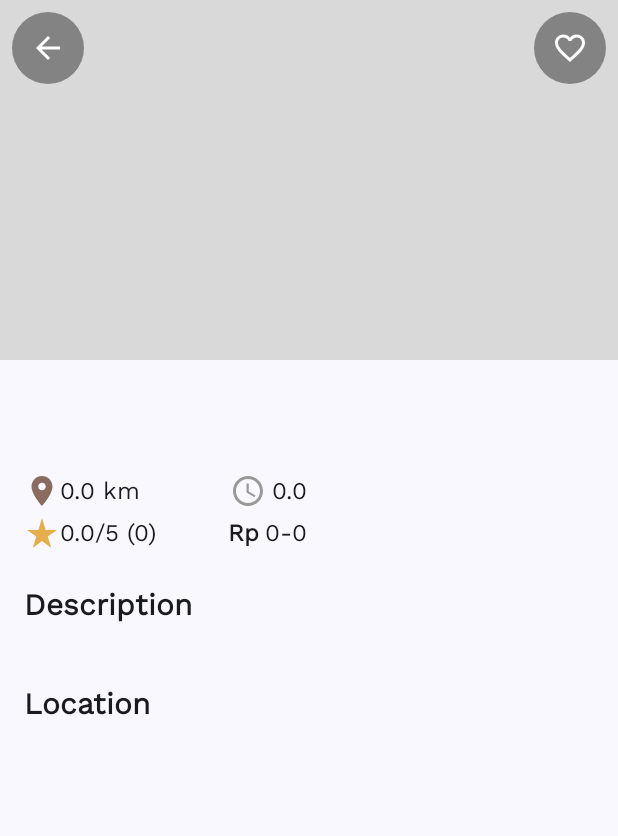
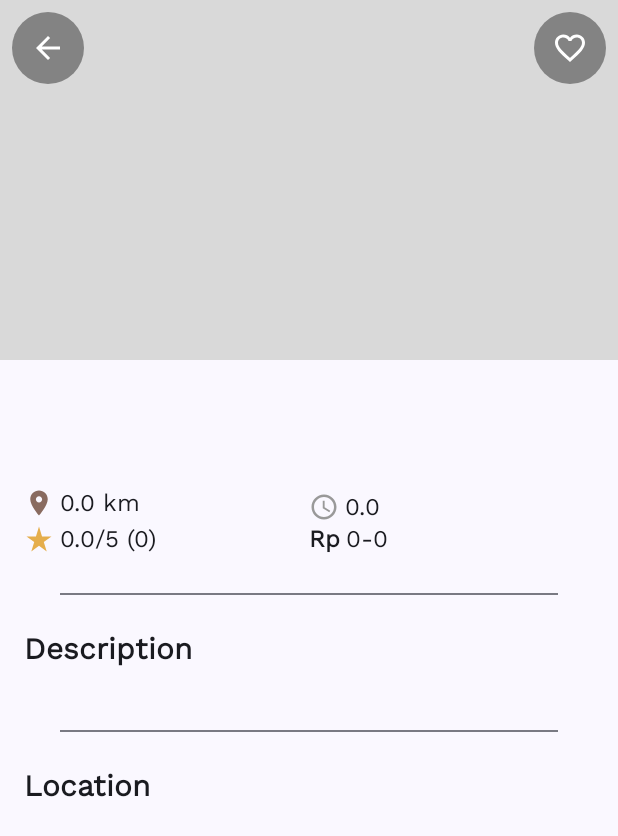
Before and after one commit to C23-PS051/mobile, an Android app built with Jetpack Compose: the composable DetailContent called with empty values, on a phone screen of 412 x 824 dp. Shown: the top 836 px of the screen. Run offline under Robolectric (Android 15) with nearby library versions, the phone set to English and light mode, and no system bars.

Commit message:
update detail screen

```diff
--- /dev/null
+++ b/app/src/main/java/com/dicoding/c23ps051/caferecommenderapp/ui/components/CafeDetailInfoItem.kt
@@ -0,0 +1,55 @@
+package com.dicoding.c23ps051.caferecommenderapp.ui.components
+
+import androidx.compose.foundation.Image
+import androidx.compose.foundation.layout.Row
+import androidx.compose.foundation.layout.padding
+import androidx.compose.foundation.layout.size
+import androidx.compose.material3.Text
+import androidx.compose.runtime.Composable
+import androidx.compose.ui.Alignment
+import androidx.compose.ui.Modifier
+import androidx.compose.ui.graphics.painter.Painter
+import androidx.compose.ui.res.painterResource
+import androidx.compose.ui.text.font.FontWeight
+import androidx.compose.ui.unit.dp
+import com.dicoding.c23ps051.caferecommenderapp.R
+
+@Composable
+fun CafeDetailInfoItem(
+    icon: Painter,
+    text: String,
+    modifier: Modifier = Modifier,
+) {
+    Row(
+        modifier = modifier,
+        verticalAlignment = Alignment.CenterVertically
+    ) {
+        Image(
+            painter = icon,
+            contentDescription = null,
+            modifier = Modifier
+                .size(24.dp)
+                .padding(end = 4.dp)
+        )
+        Text(text)
+    }
+}
+
+@Composable
+fun CafeDetailInfoItem(
+    icon: String,
+    text: String,
+    modifier: Modifier = Modifier,
+) {
+    Row(
+        modifier = modifier,
+        verticalAlignment = Alignment.CenterVertically
+    ) {
+        Text(
+            text = icon,
+            fontWeight = FontWeight.Bold,
+            modifier = Modifier.padding(end = 4.dp)
+        )
+        Text(text)
+    }
+}
--- a/app/src/main/java/com/dicoding/c23ps051/caferecommenderapp/ui/screens/detail/DetailScreen.kt
+++ b/app/src/main/java/com/dicoding/c23ps051/caferecommenderapp/ui/screens/detail/DetailScreen.kt
@@ -13,6 +13,7 @@ import androidx.compose.foundation.layout.size
 import androidx.compose.foundation.layout.width
 import androidx.compose.foundation.rememberScrollState
 import androidx.compose.foundation.verticalScroll
+import androidx.compose.material3.Divider
 import androidx.compose.material3.MaterialTheme
 import androidx.compose.material3.Text
 import androidx.compose.runtime.Composable
@@ -30,6 +31,7 @@ import com.dicoding.c23ps051.caferecommenderapp.di.Injection
 import com.dicoding.c23ps051.caferecommenderapp.model.Cafe
 import com.dicoding.c23ps051.caferecommenderapp.ui.RepositoryViewModelFactory
 import com.dicoding.c23ps051.caferecommenderapp.ui.components.BackButton
+import com.dicoding.c23ps051.caferecommenderapp.ui.components.CafeDetailInfoItem
 import com.dicoding.c23ps051.caferecommenderapp.ui.components.FavoriteButton
 import com.dicoding.c23ps051.caferecommenderapp.ui.screens.UiState
 import com.dicoding.c23ps051.caferecommenderapp.ui.theme.APP_CONTENT_PADDING
@@ -125,46 +127,40 @@ fun DetailContent(
                 text = name,
                 style = MaterialTheme.typography.displaySmall
             )
-            Text(address)
+            Text(
+                text = address,
+            )
             Row(
                 verticalAlignment = Alignment.CenterVertically,
-                modifier = Modifier.padding(top = 8.dp)
+                modifier = Modifier
+                    .padding(top = 16.dp)
+                    .fillMaxWidth()
             ) {
-                Image(
-                    painter = painterResource(id = R.drawable.location),
-                    contentDescription = null,
-                    modifier = Modifier.size(24.dp)
-                )
-                Text("$distance km")
-                Spacer(modifier = Modifier.width(60.dp))
-                Image(
-                    painter = painterResource(id = R.drawable.time),
-                    contentDescription = null,
-                    modifier = Modifier.padding(end = 4.dp)
-                )
-                Text("$rating") /* TODO: CHANGE TO TIME */
+                Column (modifier.weight(1f)) {
+                    CafeDetailInfoItem(
+                        icon = painterResource(id = R.drawable.location),
+                        text = "$distance km"
+                    )
+                    CafeDetailInfoItem(
+                        icon = painterResource(id = R.drawable.star),
+                        text = "$rating/5 ($ratingCount)"
+                    )
+                }
+                Column (modifier.weight(1f)) {
+                    CafeDetailInfoItem(
+                        icon = painterResource(id = R.drawable.time),
+                        text = "$rating" /* TODO: CHANGE TO TIME */
+                    )
+                    CafeDetailInfoItem(
+                        icon = "Rp",
+                        text = "$minPrice-$maxPrice"
+                    )
+                }
             }
-            Row(
-                verticalAlignment = Alignment.CenterVertically,
-                modifier = Modifier.padding(top = 4.dp)
-            ) {
-                Image(
-                    painter = painterResource(id = R.drawable.star),
-                    contentDescription = null,
-                    modifier = Modifier.size(24.dp))
-                Text("$rating/5 ($ratingCount)")
-                Spacer(modifier = Modifier.width(48.dp))
-                Text(
-                    text = "Rp",
-                    fontWeight = FontWeight.Bold,
-                    modifier = Modifier.padding(end = 4.dp)
-                )
-                Text("$minPrice-$maxPrice")
-            }
-            Spacer(modifier = Modifier.height(24.dp))
+            Divider(modifier = Modifier.padding(24.dp))
             Text(stringResource(id = R.string.description), style = MaterialTheme.typography.titleSmall)
-            Text(address) /* TODO: CHANGE TO DESCRIPTION */
-            Spacer(modifier = Modifier.height(24.dp))
+            Text(address + address + address) /* TODO: CHANGE TO DESCRIPTION */
+            Divider(modifier = Modifier.padding(24.dp))
             Text(stringResource(id = R.string.location), style = MaterialTheme.typography.titleSmall)
             /* TODO: ADD GOOGLE MAPS */
         }
```
